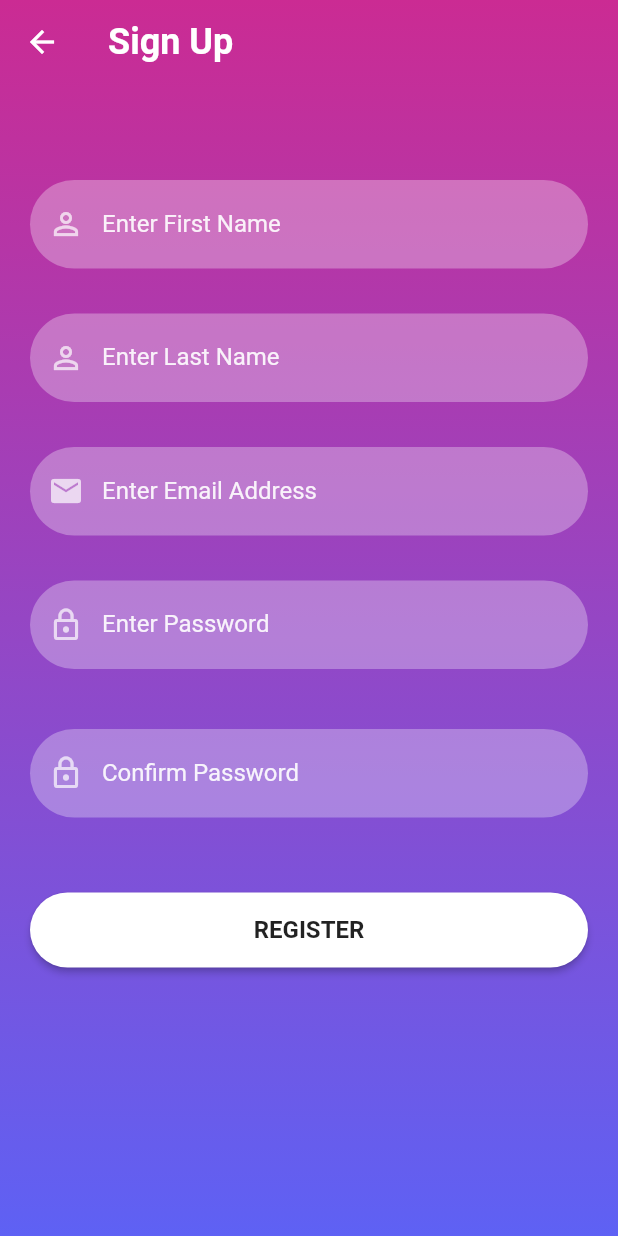
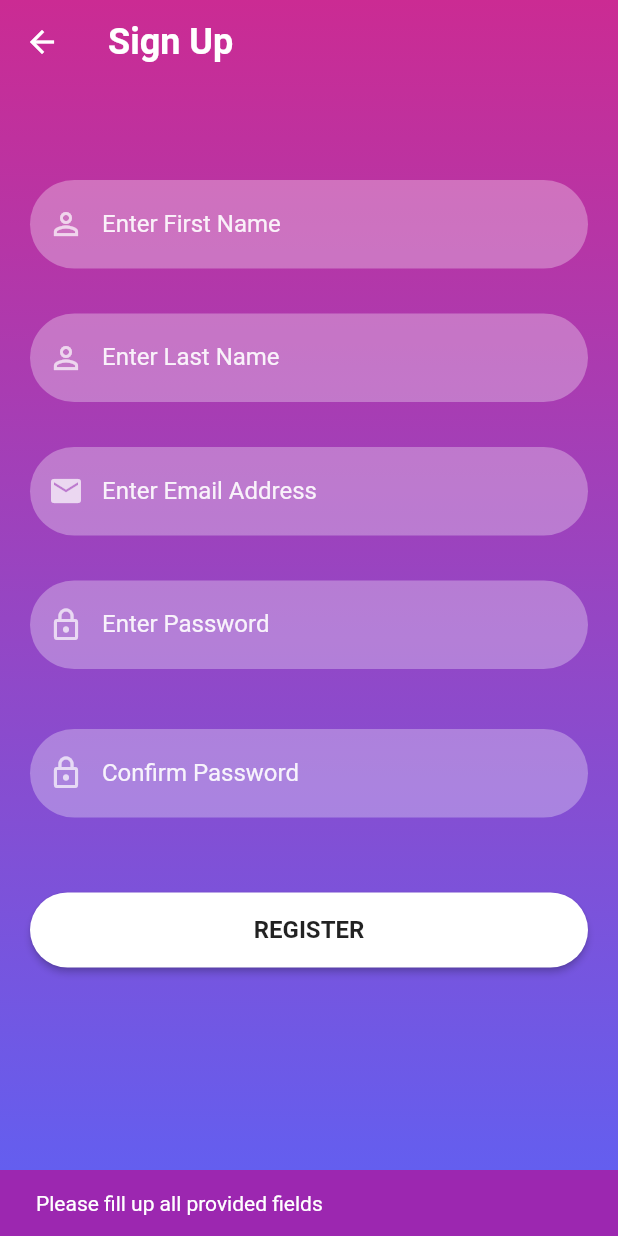
Before and after one commit to Paolo17A/fitnessco, a Flutter app: the SignUpScreen screen opened directly, after a tap on "REGISTER", on a phone screen of 412 x 824 dp. Run offline on Flutter 3.47's test engine with Material 2 defaults, Android fonts, the phone set to English and light mode, and no system bars; our stand-ins replace cloud_firestore, firebase_auth, firebase_core; accounts and stored records are empty.

Commit message:
error and loading panels

```diff
--- a/lib/screens/signUp_screen.dart
+++ b/lib/screens/signUp_screen.dart
@@ -22,9 +22,31 @@ class _SignUpScreenState extends State<SignUpScreen> {
   final TextEditingController _passwordTextController = TextEditingController();
   final TextEditingController _confirmPasswordTextController =
       TextEditingController();
+  bool _isLoading = false;
 
   Future<void> _signUp(BuildContext context) async {
+    if (_firstNameController.text.isEmpty ||
+        _lastNameController.text.isEmpty ||
+        _emailTextController.text.isEmpty ||
+        _passwordTextController.text.isEmpty ||
+        _confirmPasswordTextController.text.isEmpty) {
+      ScaffoldMessenger.of(context).showSnackBar(const SnackBar(
+        content: Text("Please fill up all provided fields"),
+        backgroundColor: Colors.purple,
+      ));
+      return;
+    }
+    if (_passwordTextController.text != _confirmPasswordTextController.text) {
+      ScaffoldMessenger.of(context).showSnackBar(const SnackBar(
+        content: Text("Passwords do not match"),
+        backgroundColor: Colors.purple,
+      ));
+      return;
+    }
     try {
+      setState(() {
+        _isLoading = true;
+      });
       final userCredential =
           await FirebaseAuth.instance.createUserWithEmailAndPassword(
         email: _emailTextController.text,
@@ -44,8 +66,18 @@ class _SignUpScreenState extends State<SignUpScreen> {
 
       print("Success");
       _openHomeScreen(userCredential.user!.uid);
+      setState(() {
+        _isLoading = false;
+      });
     } catch (error) {
+      setState(() {
+        _isLoading = false;
+      });
       print("Error ${error.toString()}");
+      ScaffoldMessenger.of(context).showSnackBar(SnackBar(
+        content: Text(error.toString()),
+        backgroundColor: Colors.purple,
+      ));
     }
   }
 
@@ -68,7 +100,8 @@ class _SignUpScreenState extends State<SignUpScreen> {
           style: TextStyle(fontSize: 24, fontWeight: FontWeight.bold),
         ),
       ),
-      body: Container(
+      body: Stack(children: [
+        Container(
           width: MediaQuery.of(context).size.width,
           height: MediaQuery.of(context).size.height,
           decoration: BoxDecoration(
@@ -95,8 +128,8 @@ class _SignUpScreenState extends State<SignUpScreen> {
                   fitnesscoTextField("Enter Password", Icons.lock_outline, true,
                       _passwordTextController),
                   const SizedBox(height: 40),
-                fitnesscoTextField("Confirm Password", Icons.lock_outline, true,
-                    _confirmPasswordTextController),
+                  fitnesscoTextField("Confirm Password", Icons.lock_outline,
+                      true, _confirmPasswordTextController),
                   const SizedBox(height: 40),
                   ovalButton(context, "REGISTER", () => _signUp(context)),
                 ],
@@ -104,6 +137,16 @@ class _SignUpScreenState extends State<SignUpScreen> {
             ),
           ),
         ),
+        if (_isLoading)
+          Container(
+            width: MediaQuery.of(context).size.width,
+            height: MediaQuery.of(context).size.height,
+            color: Colors.black.withOpacity(0.5),
+            child: const Center(
+              child: CircularProgressIndicator(),
+            ),
+          ),
+      ]),
     );
   }
 }
```
Also changed, not shown: lib/screens/signin_screen.dart (+71 -12 lines). Lines whose indentation alone changed are shown as unchanged.
